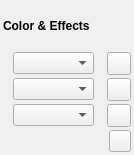
nitramr/scribus-indigo, file scribus/ui/propertywidget_textcolorbase.ui: the form before one commit.
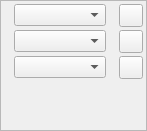
The form after the commit. Icons and pictures are not drawn. Custom widgets are drawn as their Qt base class.

Diff of the .ui file:
```diff
--- a/scribus/ui/propertywidget_textcolorbase.ui
+++ b/scribus/ui/propertywidget_textcolorbase.ui
@@ -6,21 +6,18 @@
    <rect>
     <x>0</x>
     <y>0</y>
-    <width>134</width>
-    <height>155</height>
+    <width>147</width>
+    <height>131</height>
    </rect>
   </property>
   <property name="windowTitle">
    <string>Frame</string>
   </property>
   <property name="frameShape">
-   <enum>QFrame::NoFrame</enum>
+   <enum>QFrame::StyledPanel</enum>
   </property>
   <property name="frameShadow">
-   <enum>QFrame::Plain</enum>
-  </property>
-  <property name="lineWidth">
-   <number>0</number>
+   <enum>QFrame::Raised</enum>
   </property>
   <layout class="QVBoxLayout" name="verticalLayout">
    <property name="spacing">
@@ -38,19 +35,6 @@
    <property name="bottomMargin">
     <number>3</number>
    </property>
-   <item>
-    <widget class="QLabel" name="lblTitle">
-     <property name="font">
-      <font>
-       <weight>75</weight>
-       <bold>true</bold>
-      </font>
-     </property>
-     <property name="text">
-      <string>Color &amp; Effects</string>
-     </property>
-    </widget>
-   </item>
    <item>
     <layout class="QHBoxLayout" name="fillLayout">
      <property name="spacing">
@@ -216,22 +200,6 @@
      <item>
       <widget class="StyleSelect" name="textEffects" native="true"/>
      </item>
-     <item>
-      <widget class="QToolButton" name="revertButton">
-       <property name="maximumSize">
-        <size>
-         <width>22</width>
-         <height>22</height>
-        </size>
-       </property>
-       <property name="text">
-        <string/>
-       </property>
-       <property name="checkable">
-        <bool>true</bool>
-       </property>
-      </widget>
-     </item>
     </layout>
    </item>
   </layout>
```
